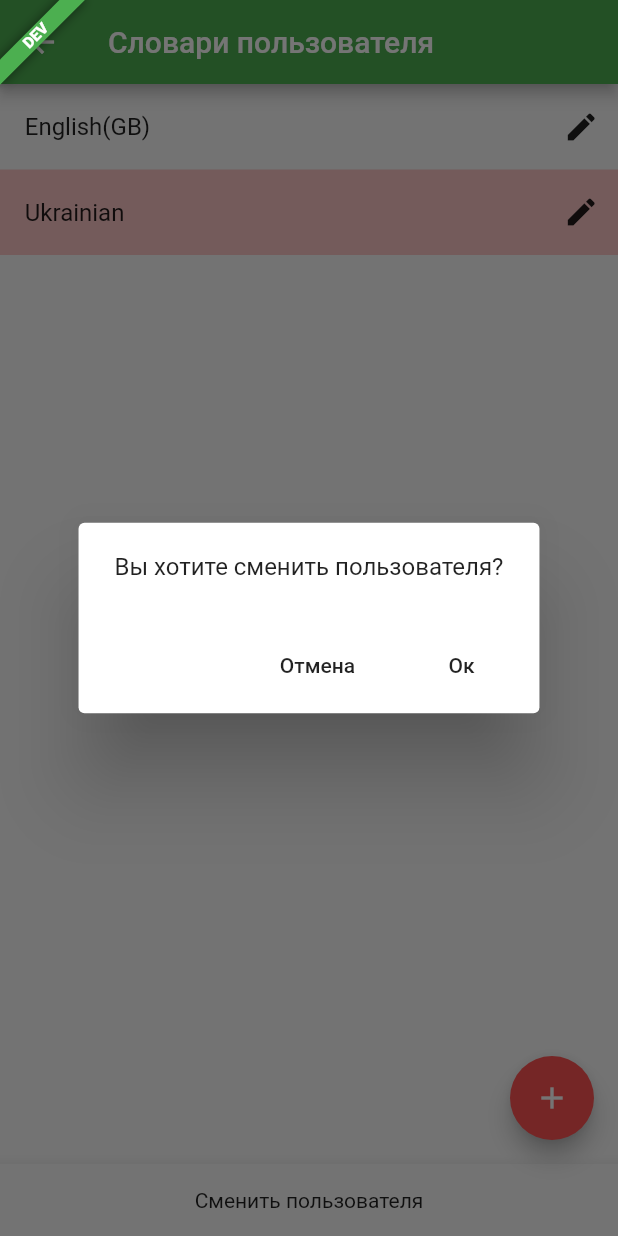
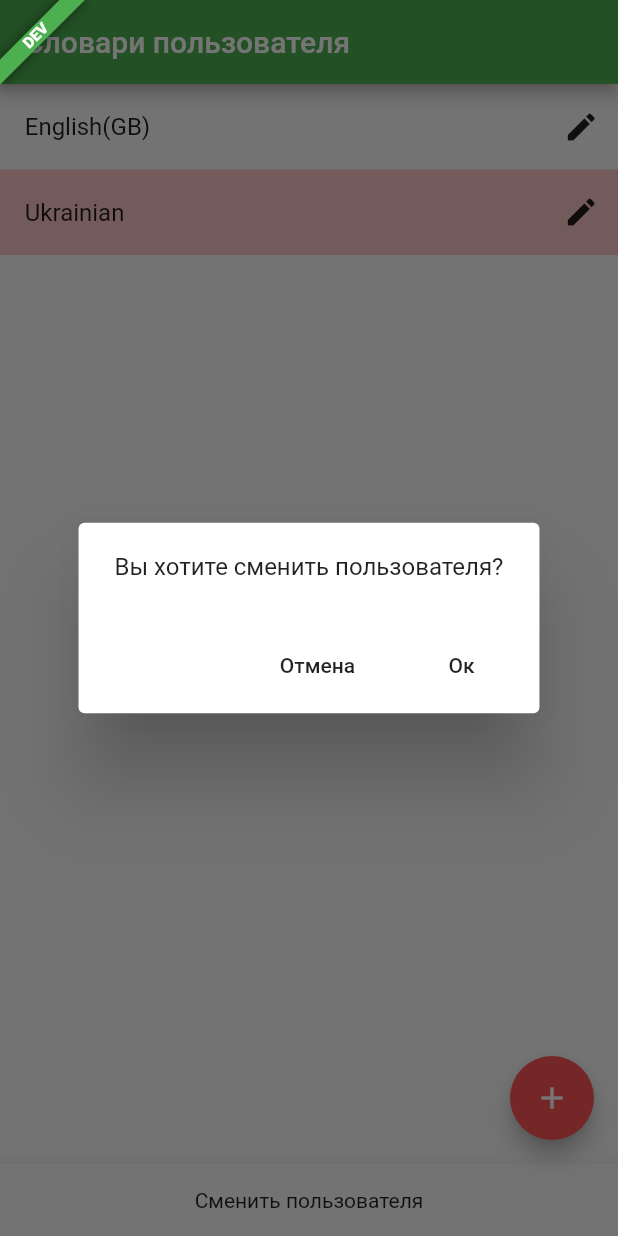
Before and after one commit to daka-kolp/my_dictionary, a Flutter app: the DictionariesScreen screen opened directly, after a tap on "Сменить пользователя", on a phone screen of 412 x 824 dp. Run offline on Flutter 3.47's test engine with Material 2 defaults, Android fonts, the phone set to English and light mode, and no system bars; our stand-ins replace flutter_tts, get_it, shared_preferences; accounts and stored records are empty.

Commit message:
dictionaries screen and words screen : loading process has been fixed

```diff
--- a/lib/src/presentation/screens/dictionaries_screen/dictionaries_screen.dart
+++ b/lib/src/presentation/screens/dictionaries_screen/dictionaries_screen.dart
@@ -10,6 +10,7 @@ import 'package:mydictionaryapp/src/presentation/screens/dictionaries_screen/dic
 import 'package:mydictionaryapp/src/presentation/screens/dictionary_screens/new_dictionary_screen.dart';
 import 'package:mydictionaryapp/src/presentation/screens/words_screen/words_screen.dart';
 import 'package:mydictionaryapp/src/presentation/widgets/loading_indicator.dart';
+import 'package:mydictionaryapp/src/presentation/widgets/loading_layout.dart';
 import 'package:mydictionaryapp/src/presentation/screens/login_screens/login_screen.dart';
 
 //TODO: remove the import
@@ -62,12 +63,15 @@ class _DictionariesScreenState extends State<DictionariesScreen> {
 
   @override
   Widget build(BuildContext context) {
-    return Scaffold(
-      key: _scaffoldKey,
-      appBar: _buildAppBar(),
-      body: _buildBody(),
-      floatingActionButton: _isIOS ? null : _buildFloatingActionButton(),
-      bottomNavigationBar: _buildBottomNavigationBar(),
+    return LoadingLayout(
+      isLoading: _watch.isLoading,
+      child: Scaffold(
+        key: _scaffoldKey,
+        appBar: _buildAppBar(),
+        body: _buildBody(),
+        floatingActionButton: _isIOS ? null : _buildFloatingActionButton(),
+        bottomNavigationBar: _buildBottomNavigationBar(),
+      ),
     );
   }
 
@@ -76,7 +80,7 @@ class _DictionariesScreenState extends State<DictionariesScreen> {
 
     if (_isIOS) {
       return CupertinoNavigationBar(
-        previousPageTitle: '',
+        automaticallyImplyLeading: false,
         middle: title,
         trailing: CupertinoButton(
           padding: EdgeInsets.zero,
@@ -85,11 +89,14 @@ class _DictionariesScreenState extends State<DictionariesScreen> {
         ),
       );
     }
-    return AppBar(title: title);
+    return AppBar(
+      automaticallyImplyLeading: false,
+      title: title,
+    );
   }
 
   Widget _buildBody() {
-    if (_watch.isLoading) {
+    if (_watch.dictionaries == null) {
       return LoadingIndicator();
     }
 
@@ -226,7 +233,8 @@ class _DictionariesScreenState extends State<DictionariesScreen> {
 
   Future<void> _onExit() async {
     try {
-      _read.changeUser();
+      Navigator.of(context).pop();
+      await _read.changeUser();
       await Navigator.of(context).pushAndRemoveUntil(
         LoginScreen.buildPageRoute(),
         (route) => false,
--- a/lib/src/presentation/screens/dictionaries_screen/dictionaries_screen_presenter.dart
+++ b/lib/src/presentation/screens/dictionaries_screen/dictionaries_screen_presenter.dart
@@ -19,7 +19,7 @@ class DictionariesScreenPresenter with ChangeNotifier {
 
   List<Dictionary> get dictionaries => _dictionaries;
   bool get isNewDictionariesLoading => _isNewDictionariesLoading;
-  bool get isLoading => _dictionaries == null || _isLoading;
+  bool get isLoading => _isLoading;
 
   DictionariesScreenPresenter() {
     _init();
--- a/lib/src/presentation/screens/words_screen/words_screen_presenter.dart
+++ b/lib/src/presentation/screens/words_screen/words_screen_presenter.dart
@@ -18,7 +18,7 @@ class WordsScreenPresenter with ChangeNotifier {
 
   List<Word> get words => _words;
   bool get isNewWordsLoading => _isNewWordsLoading;
-  bool get isLoading => _words == null || _isWordListUpdating;
+  bool get isLoading => _isWordListUpdating;
 
   WordsScreenPresenter(
     this.dictionary,
```
Also changed, not shown: lib/src/presentation/screens/words_screen/words_screen.dart (+12 -8 lines).
